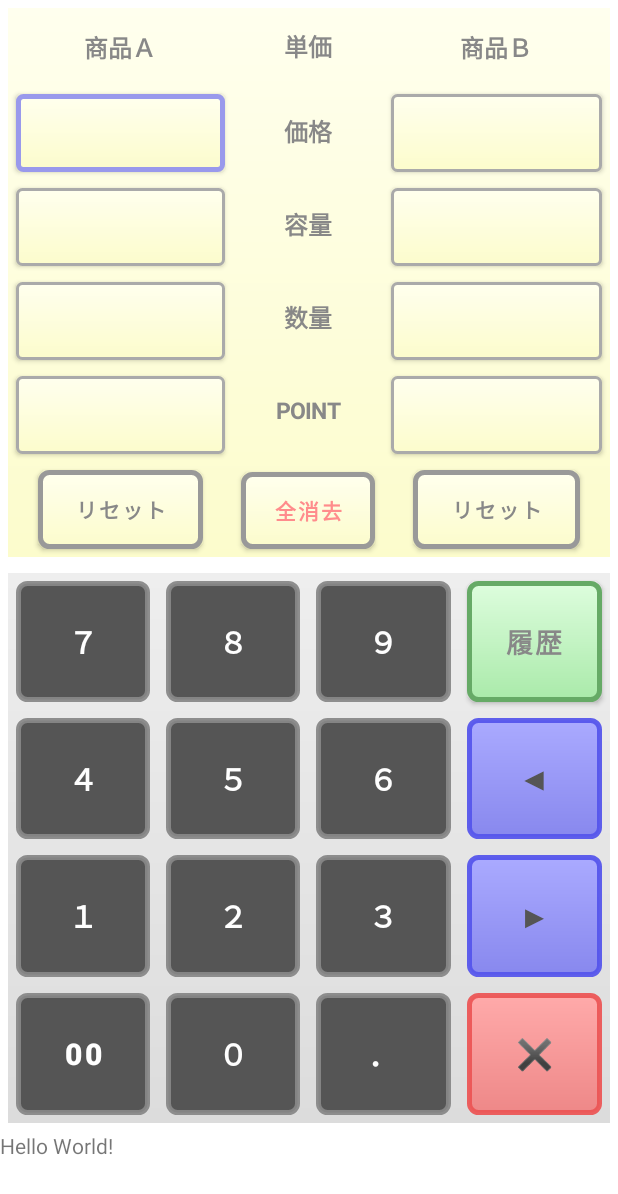
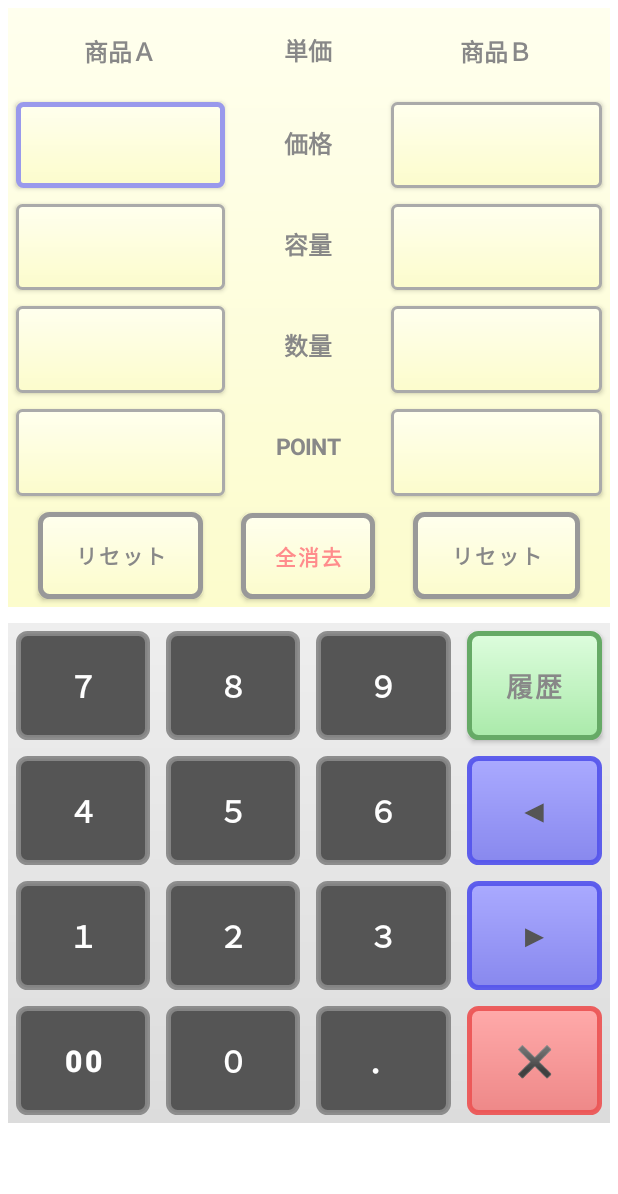
Before and after one commit to tfs-apps-one/LovePricePlus, an Android app: the screen it shows after launch (MainActivity), on a phone screen of 412 x 824 dp. Shown: the top 1194 px of the screen. Run offline under Robolectric (Android 15) with nearby library versions, the phone set to English and light mode, and no system bars.

Commit message:
実機画面の確認で画面修正

```diff
--- a/app/src/main/res/drawable/bak_select_box.xml
+++ b/app/src/main/res/drawable/bak_select_box.xml
@@ -5,15 +5,24 @@ android:shape="rectangle">
 <!-- 背景色 -->
     <gradient
         android:angle="270"
-        android:startColor="#ffffffee"
-        android:endColor="#fffcfccc"
+        android:startColor="#ffffecaa"
+        android:endColor="#fffeecAA"
         />
+    <!--
+    オレンジ
+    android:startColor="#ffffecaa"
+    android:endColor="#fffddb99"
+
+    デフォルトの薄い黄色
+    android:startColor="#ffffffee"
+    android:endColor="#fffcfccc"
+    -->
 <!-- 角の丸み -->
 <corners android:radius="2dp" />
 
 <!-- 枠線 width:線の幅、color:線の色 -->
 <stroke
-    android:width="3dp"
+    android:width="4dp"
     android:color="#feaaaa" />
 
 </shape>
--- a/app/src/main/res/layout/activity_main.xml
+++ b/app/src/main/res/layout/activity_main.xml
@@ -41,7 +41,7 @@
             android:id="@+id/linearLayout_10"
             android:layout_width="match_parent"
             android:layout_height="0dp"
-            android:layout_weight="3"
+            android:layout_weight="6"
             android:layout_marginStart="5dp"
             android:layout_marginTop="5dp"
             android:layout_marginEnd="5dp"
@@ -352,7 +352,7 @@
             android:id="@+id/linearLayout_20"
             android:layout_width="match_parent"
             android:layout_height="0dp"
-            android:layout_weight="3"
+            android:layout_weight="5"
             android:layout_marginStart="5dp"
             android:layout_marginTop="5dp"
             android:layout_marginEnd="5dp"
@@ -717,7 +717,7 @@
             <TextView
                 android:layout_width="match_parent"
                 android:layout_height="match_parent"
-                android:text="Hello World!"
+                android:text=""
                 app:layout_constraintBottom_toBottomOf="parent"
                 app:layout_constraintLeft_toLeftOf="parent"
                 app:layout_constraintRight_toRightOf="parent"
```
Also changed, not shown: app/src/main/java/tfsapps/lovepriceplus/MainActivity.java (+7 -3 lines).
